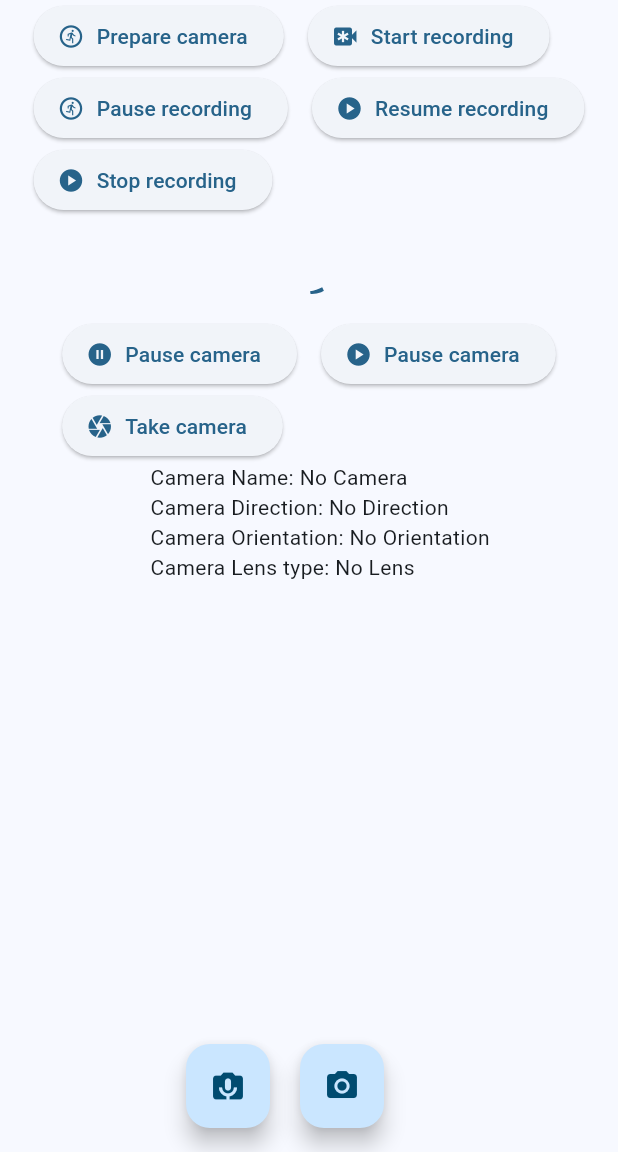
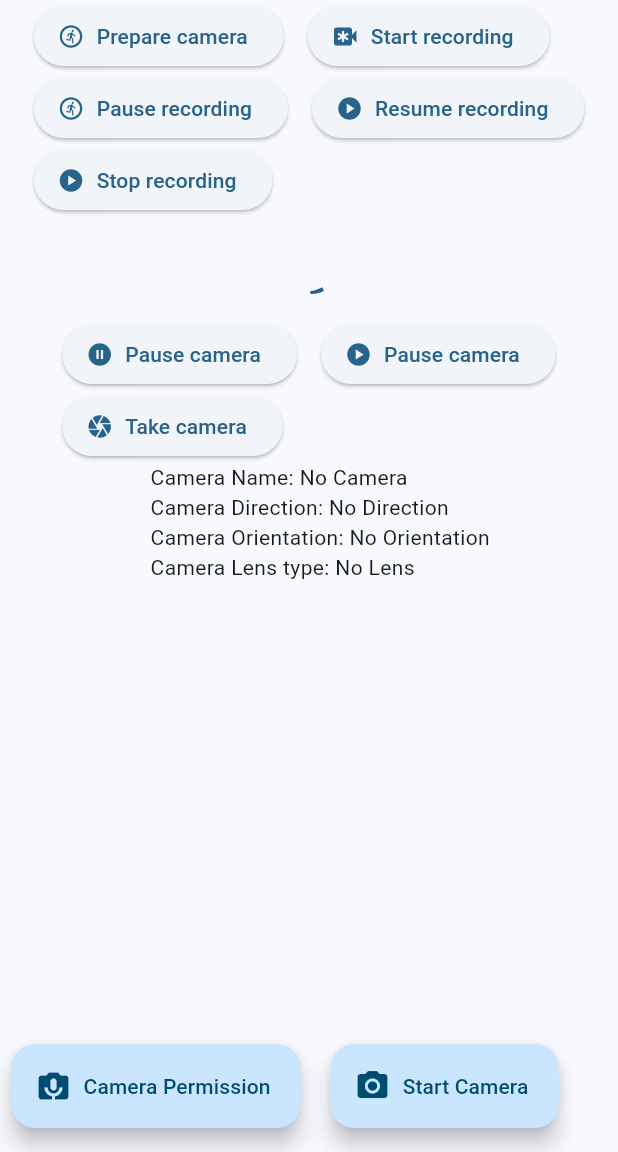
Before and after one commit to marufrobin/face_detection_poc, a Flutter app: the screen it shows after launch, on a phone screen of 412 x 824 dp, the part 84-1236 px from its top. Run offline on Flutter 3.47's test engine with Material 3 defaults, Android fonts, the phone set to English and light mode, and no system bars; our stand-ins replace camera, permission_handler.

Commit message:
feat: Convert floating action buttons to extended style
Updates the floating action buttons for camera permission and starting the camera to use the `FloatingActionButton.extended` style.

This change adds descriptive text labels ("Camera Permission" and "Start Camera") next to their respective icons, improving user experience by making the button functions more explicit.

```diff
--- a/lib/camera_view_screen.dart
+++ b/lib/camera_view_screen.dart
@@ -133,17 +133,19 @@ class _CameraViewScreenState extends State<CameraViewScreen> {
         spacing: 20,
         mainAxisAlignment: .center,
         children: [
-          FloatingActionButton(
+          FloatingActionButton.extended(
             onPressed: () async {
               await _permissionHandel();
             },
             tooltip: 'Permission request',
-            child: const Icon(Icons.perm_camera_mic),
+            icon: const Icon(Icons.perm_camera_mic),
+            label: Text("Camera Permission"),
           ),
-          FloatingActionButton(
+          FloatingActionButton.extended(
             onPressed: _incrementCounter,
             tooltip: 'Camera button',
-            child: const Icon(Icons.camera_alt),
+            icon: const Icon(Icons.camera_alt),
+            label: Text("Start Camera"),
           ),
         ],
       ),
```
